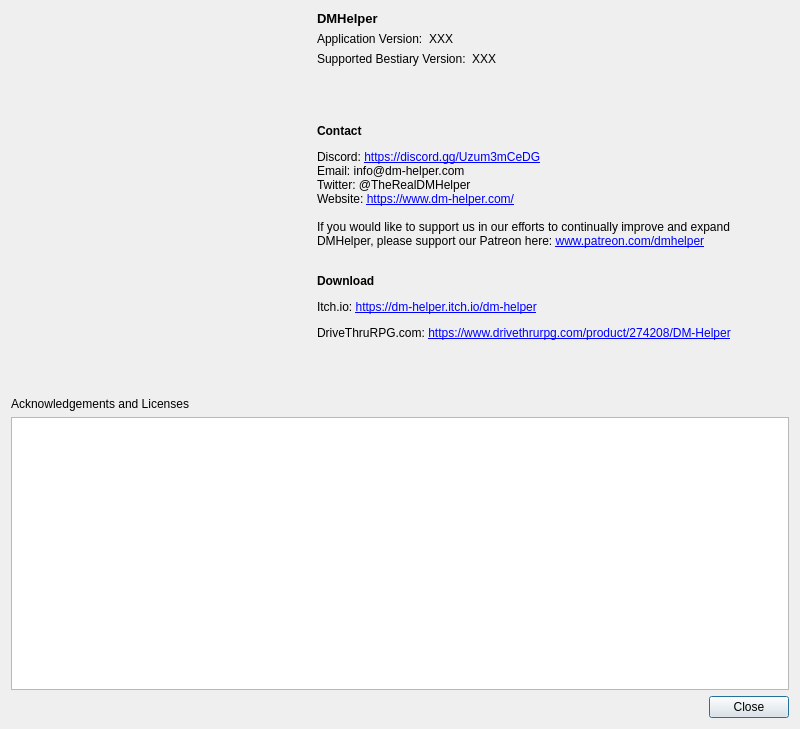
This is DMHelper/src/aboutdialog.ui in MMetze/DMHelper as Qt 5 draws it before an edit. The edited form follows.
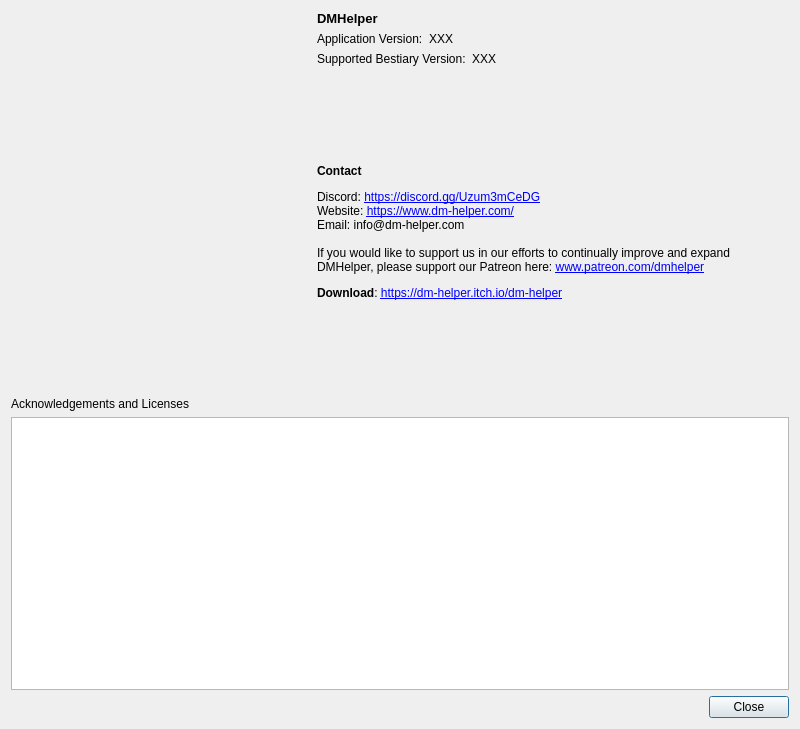
This is the edited form. Icons and pictures are not drawn.

Commit message: Updated about and help dialogs

```diff
--- a/DMHelper/src/aboutdialog.ui
+++ b/DMHelper/src/aboutdialog.ui
@@ -174,7 +174,7 @@
        <item>
         <widget class="QLabel" name="label_6">
          <property name="text">
-          <string>&lt;html&gt;&lt;head/&gt;&lt;body&gt;&lt;p&gt;&lt;span style=&quot; font-weight:600;&quot;&gt;Contact&lt;/span&gt;&lt;/p&gt;&lt;p&gt;Discord: &lt;a href=&quot;https://discord.gg/Uzum3mCeDG&quot;&gt;&lt;span style=&quot; text-decoration: underline; color:#0000ff;&quot;&gt;https://discord.gg/Uzum3mCeDG&lt;/span&gt;&lt;/a&gt;&lt;br/&gt;Email: info@dm-helper.com&lt;br/&gt;Twitter: @TheRealDMHelper&lt;br/&gt;Website: &lt;a href=&quot;https://www.dm-helper.com/&quot;&gt;&lt;span style=&quot; text-decoration: underline; color:#0000ff;&quot;&gt;https://www.dm-helper.com/&lt;/span&gt;&lt;/a&gt;&lt;br/&gt;&lt;br/&gt;If you would like to support us in our efforts to continually improve and expand DMHelper, please support our Patreon here: &lt;a href=&quot;www.patreon.com/dmhelper&quot;&gt;&lt;span style=&quot; text-decoration: underline; color:#0000ff;&quot;&gt;www.patreon.com/dmhelper&lt;/span&gt;&lt;/a&gt;&lt;br/&gt;&lt;/p&gt;&lt;p&gt;&lt;span style=&quot; font-weight:600;&quot;&gt;Download&lt;/span&gt;&lt;/p&gt;&lt;p&gt;Itch.io: &lt;a href=&quot;https://dm-helper.itch.io/dm-helper&quot;&gt;&lt;span style=&quot; text-decoration: underline; color:#0000ff;&quot;&gt;https://dm-helper.itch.io/dm-helper&lt;/span&gt;&lt;/a&gt;&lt;/p&gt;&lt;p&gt;DriveThruRPG.com: &lt;a href=&quot;https://www.drivethrurpg.com/product/274208/DM-Helper&quot;&gt;&lt;span style=&quot; text-decoration: underline; color:#0000ff;&quot;&gt;https://www.drivethrurpg.com/product/274208/DM-Helper&lt;/span&gt;&lt;/a&gt;&lt;/p&gt;&lt;/body&gt;&lt;/html&gt;</string>
+          <string>&lt;html&gt;&lt;head/&gt;&lt;body&gt;&lt;p&gt;&lt;span style=&quot; font-weight:600;&quot;&gt;Contact&lt;/span&gt;&lt;/p&gt;&lt;p&gt;Discord: &lt;a href=&quot;https://discord.gg/Uzum3mCeDG&quot;&gt;&lt;span style=&quot; text-decoration: underline; color:#0000ff;&quot;&gt;https://discord.gg/Uzum3mCeDG&lt;/span&gt;&lt;/a&gt;&lt;br/&gt;Website: &lt;a href=&quot;https://www.dm-helper.com/&quot;&gt;&lt;span style=&quot; text-decoration: underline; color:#0000ff;&quot;&gt;https://www.dm-helper.com/&lt;/span&gt;&lt;/a&gt;&lt;br/&gt;Email: info@dm-helper.com&lt;br/&gt;&lt;br/&gt;If you would like to support us in our efforts to continually improve and expand DMHelper, please support our Patreon here: &lt;a href=&quot;www.patreon.com/dmhelper&quot;&gt;&lt;span style=&quot; text-decoration: underline; color:#0000ff;&quot;&gt;www.patreon.com/dmhelper&lt;/span&gt;&lt;/a&gt;&lt;/p&gt;&lt;p&gt;&lt;span style=&quot; font-weight:600;&quot;&gt;Download&lt;/span&gt;: &lt;a href=&quot;https://dm-helper.itch.io/dm-helper&quot;&gt;&lt;span style=&quot; text-decoration: underline; color:#0000ff;&quot;&gt;https://dm-helper.itch.io/dm-helper&lt;/span&gt;&lt;/a&gt;&lt;/p&gt;&lt;/body&gt;&lt;/html&gt;</string>
          </property>
          <property name="textFormat">
           <enum>Qt::RichText</enum>
```
The commit also changes 2 other files.
